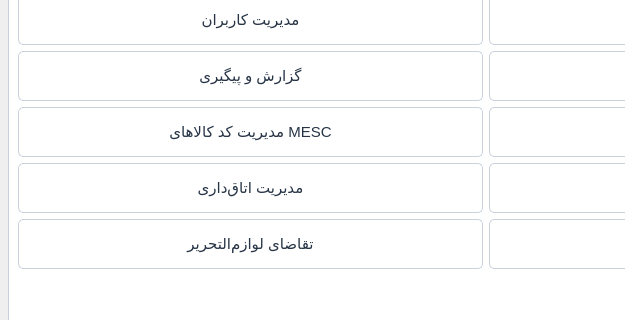
Qt form main.ui (sadradelkhah-web/MyPythonProject) before a commit; both pictures show x 0 to 625 and y 122 to 442 of the 1200 by 950 pixel window.
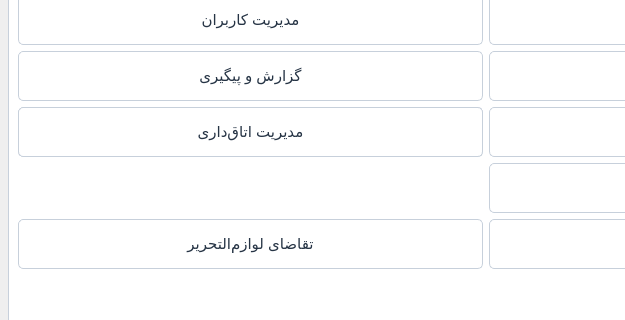
The same form after that commit.

Commit message: Restore original layout outside tracking form

```diff
--- a/main.ui
+++ b/main.ui
@@ -426,7 +426,7 @@
             </property>
            </widget>
           </item>
-          <item row="3" column="1">
+          <item row="2" column="1">
            <widget class="QPushButton" name="btnOpenHotel">
             <property name="minimumSize">
              <size>
```
